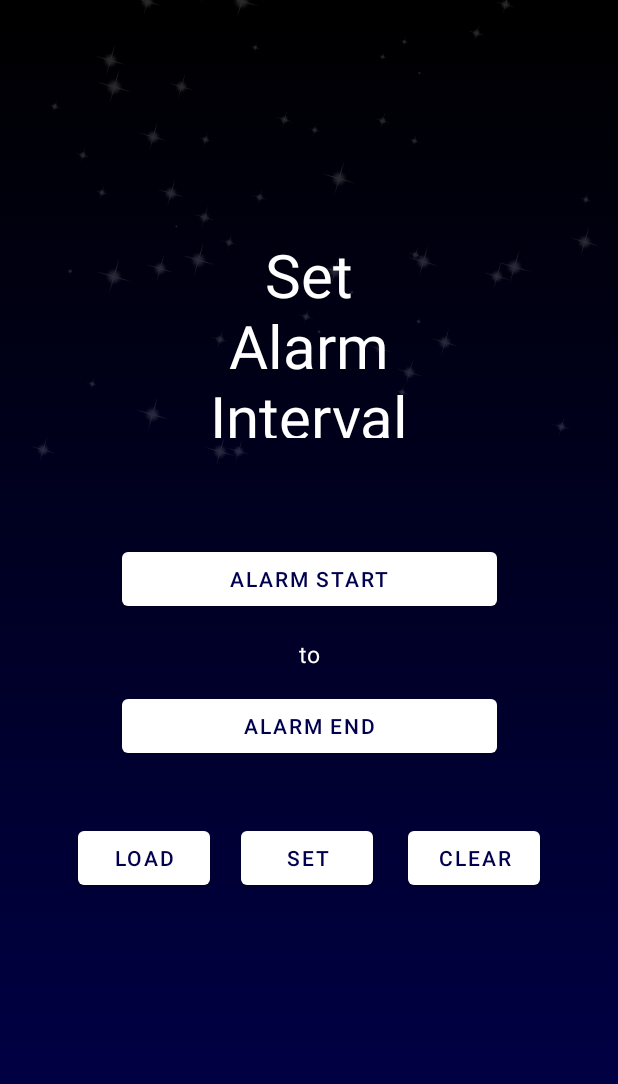
After one commit to lindaf3/IntegratedNightstandKotlin, an Android app: the layout layout_set_alarm.xml on its own in the app's theme, with its tools: preview values and no code run, on a phone screen of 412 x 824 dp. The commit adds this screen. Shown: the top 1084 px of the screen. Run offline under Robolectric (Android 15) with nearby library versions, the phone set to English and light mode, and no system bars.

```diff
--- a/app/src/main/java/com/example/myapplication/SetAlarmFragment.kt
+++ b/app/src/main/java/com/example/myapplication/SetAlarmFragment.kt
@@ -39,7 +39,7 @@ class SetAlarmFragment : Fragment() {
         inflater: LayoutInflater, container: ViewGroup?,
         savedInstanceState: Bundle?
     ): View? {
-        return inflater.inflate(R.layout.fragment_set_alarm, container, false)
+        return inflater.inflate(R.layout.layout_set_alarm, container, false)
     }
 
     @SuppressLint("SetTextI18n")
--- /dev/null
+++ b/app/src/main/res/layout/layout_set_alarm.xml
@@ -0,0 +1,142 @@
+<?xml version="1.0" encoding="utf-8"?>
+<androidx.constraintlayout.widget.ConstraintLayout xmlns:android="http://schemas.android.com/apk/res/android"
+    android:layout_width="match_parent"
+    android:layout_height="match_parent"
+    xmlns:tools="http://schemas.android.com/tools"
+    xmlns:app="http://schemas.android.com/apk/res-auto"
+    tools:context=".ViewDataFragment"
+    android:background="@drawable/gradient_bg_reverse">
+
+    <ImageView
+        android:id="@+id/stars"
+        android:layout_width="match_parent"
+        android:layout_height="match_parent"
+        android:layout_alignParentStart="true"
+        android:layout_alignParentEnd="true"
+        android:layout_alignParentBottom="true"
+        android:layout_centerVertical="true"
+        android:contentDescription="@string/starry_sky"
+        android:scaleType="fitStart"
+        app:layout_constraintBottom_toBottomOf="parent"
+        app:layout_constraintEnd_toEndOf="parent"
+        app:layout_constraintHorizontal_bias="0.0"
+        app:layout_constraintStart_toStartOf="parent"
+        app:layout_constraintTop_toTopOf="parent"
+        app:srcCompat="@drawable/stars" />
+
+
+    <Button
+        android:id="@+id/alarmStart"
+        style="?android:alertDialogStyle"
+        android:layout_width="250dp"
+        android:layout_height="wrap_content"
+        android:layout_alignParentTop="true"
+        android:layout_centerHorizontal="true"
+        android:layout_marginStart="81dp"
+        android:layout_marginTop="70dp"
+        android:layout_marginEnd="81dp"
+        android:text="@string/alarm_start"
+        app:layout_constraintEnd_toEndOf="parent"
+        app:layout_constraintHorizontal_bias="0.0"
+        app:layout_constraintStart_toStartOf="parent"
+        app:layout_constraintTop_toBottomOf="@+id/alarmHeading" />
+
+    <Button
+        android:id="@+id/alarmEnd"
+        style="?android:alertDialogStyle"
+        android:layout_width="250dp"
+        android:layout_height="wrap_content"
+        android:layout_alignParentTop="true"
+        android:layout_centerInParent="true"
+        android:layout_marginStart="81dp"
+        android:layout_marginTop="50dp"
+        android:layout_marginEnd="81dp"
+        android:text="@string/alarm_end"
+        app:layout_constraintEnd_toEndOf="parent"
+        app:layout_constraintHorizontal_bias="0.0"
+        app:layout_constraintStart_toStartOf="parent"
+        app:layout_constraintTop_toBottomOf="@+id/alarmStart" />
+
+    <TextView
+        android:id="@+id/alarmHeading"
+        android:layout_width="237dp"
+        android:layout_height="136dp"
+        android:layout_alignParentStart="true"
+        android:layout_alignParentTop="true"
+        android:layout_centerInParent="true"
+        android:layout_marginStart="81dp"
+        android:layout_marginTop="156dp"
+        android:layout_marginEnd="81dp"
+        android:text="@string/set_n_alarm_n_interval"
+        android:textAlignment="center"
+        android:textColor="@color/white"
+        android:textSize="40sp"
+        app:layout_constraintEnd_toEndOf="parent"
+        app:layout_constraintStart_toStartOf="parent"
+        app:layout_constraintTop_toTopOf="parent" />
+
+    <TextView
+        android:id="@+id/to"
+        android:layout_width="69dp"
+        android:layout_height="37dp"
+        android:layout_alignParentStart="true"
+        android:layout_alignParentTop="true"
+        android:layout_centerInParent="true"
+        android:layout_marginTop="20dp"
+        android:layout_marginBottom="20dp"
+        android:text="@string/to"
+        android:textAlignment="center"
+        android:textColor="@color/white"
+        android:textSize="15sp"
+        app:layout_constraintBottom_toBottomOf="@+id/alarmEnd"
+        app:layout_constraintEnd_toEndOf="parent"
+        app:layout_constraintStart_toStartOf="parent"
+        app:layout_constraintTop_toTopOf="@+id/alarmStart"
+        app:layout_constraintVertical_bias="0.633" />
+
+    <Button
+        android:id="@+id/clear"
+        android:layout_width="wrap_content"
+        android:layout_height="wrap_content"
+        android:layout_alignParentEnd="true"
+        android:layout_alignParentBottom="true"
+        android:layout_centerHorizontal="true"
+        android:layout_marginTop="40dp"
+        android:layout_marginEnd="52dp"
+        android:text="@string/clear"
+        app:layout_constraintEnd_toEndOf="parent"
+        app:layout_constraintTop_toBottomOf="@+id/alarmEnd" />
+
+    <Button
+        android:id="@+id/load"
+        android:layout_width="wrap_content"
+        android:layout_height="wrap_content"
+        android:layout_alignParentStart="true"
+        android:layout_alignParentTop="true"
+        android:layout_centerInParent="true"
+        android:layout_marginStart="52dp"
+        android:layout_marginTop="40dp"
+        android:layout_marginBottom="212dp"
+        android:text="@string/load"
+        app:layout_constraintBottom_toBottomOf="parent"
+        app:layout_constraintEnd_toStartOf="@+id/clear"
+        app:layout_constraintHorizontal_bias="0.0"
+        app:layout_constraintStart_toStartOf="parent"
+        app:layout_constraintTop_toBottomOf="@+id/alarmEnd"
+        app:layout_constraintVertical_bias="0.0" />
+
+    <Button
+        android:id="@+id/alarmSetter"
+        android:layout_width="wrap_content"
+        android:layout_height="wrap_content"
+        android:layout_marginStart="10dp"
+        android:layout_marginTop="40dp"
+        android:layout_marginEnd="10dp"
+        android:text="@string/set"
+        app:layout_constraintEnd_toStartOf="@+id/clear"
+        app:layout_constraintHorizontal_bias="0.454"
+        app:layout_constraintStart_toEndOf="@+id/load"
+        app:layout_constraintTop_toBottomOf="@+id/alarmEnd" />
+
+
+</androidx.constraintlayout.widget.ConstraintLayout>
```
Also changed, not shown: app/src/main/java/com/example/myapplication/AlarmClock.kt (+1 -6 lines), app/src/main/java/com/example/myapplication/DatetimePickerFragment.kt (+10 -2 lines), app/src/main/java/com/example/myapplication/ViewDataFragment.kt (+72 -130 lines), app/src/main/res/layout/fragment_set_alarm.xml (deleted, +0 -110 lines), app/src/main/res/layout/fragment_view_data.xml (deleted, +0 -84 lines), app/src/main/res/layout/layout_custom_dialog.xml (renamed from app/src/main/res/layout/fragment_custom_dialog.xml, +15 -0 lines), app/src/main/res/layout/layout_view_data.xml (added, +108 -0 lines), app/src/main/res/values/strings.xml (+4 -7 lines).
